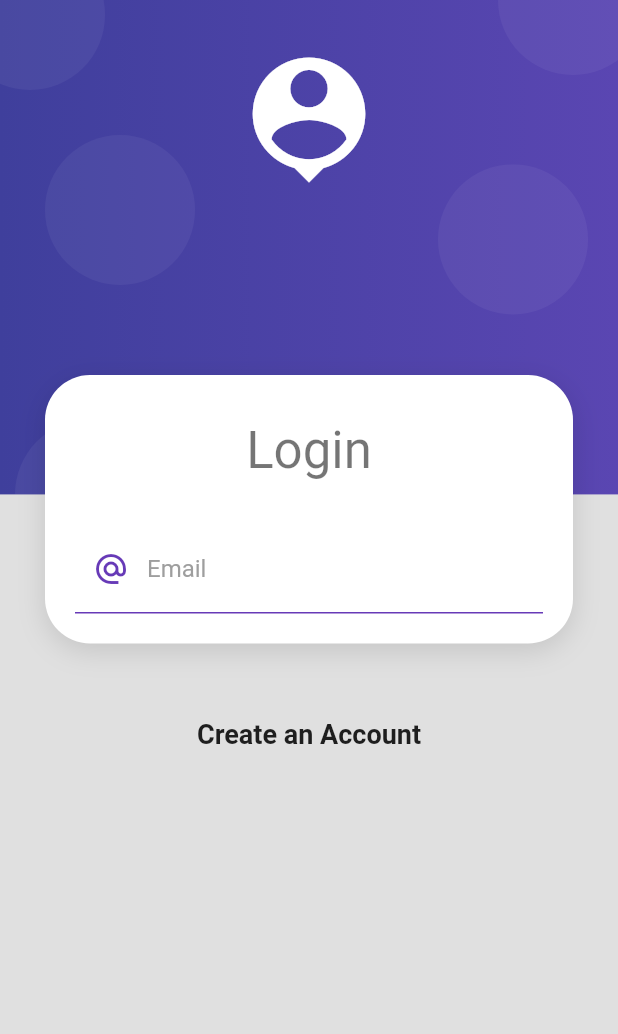
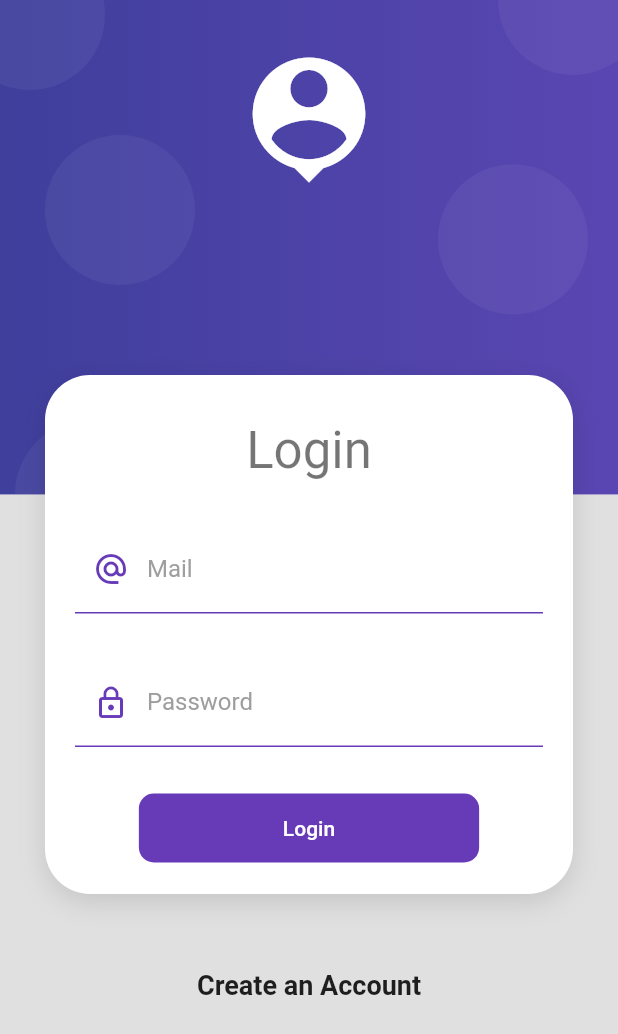
Before and after one commit to efeceve/products_app, a Flutter app: the screen it shows after launch, on a phone screen of 412 x 824 dp. Shown: the top 1034 px of the screen. Run offline on Flutter 3.47's test engine with Material 2 defaults, Android fonts, the phone set to English and light mode, and no system bars.

Commit message:
Inputs validators added

```diff
--- a/lib/screens/login_screen.dart
+++ b/lib/screens/login_screen.dart
@@ -1,4 +1,5 @@
 import 'package:flutter/material.dart';
+import 'package:products_app/ui/input_decorations.dart';
 import 'package:products_app/widgets/widgets.dart';
 
 class LoginScreen extends StatelessWidget {
@@ -32,7 +33,10 @@ class LoginScreen extends StatelessWidget {
             Text(
               'Create an Account',
               style: TextStyle(fontSize: 18, fontWeight: FontWeight.bold),
-            )
+            ),
+            SizedBox(
+              height: 50,
+            ),
           ],
         ),
       ),
@@ -45,32 +49,58 @@ class _LoginForm extends StatelessWidget {
   Widget build(BuildContext context) {
     return Container(
       child: Form(
+        autovalidateMode: AutovalidateMode.onUserInteraction,
         child: Column(
           children: [
             TextFormField(
               autocorrect: false,
               keyboardType: TextInputType.emailAddress,
-              decoration: InputDecoration(
-                  enabledBorder: UnderlineInputBorder(
-                    borderSide: BorderSide(
-                      color: Colors.deepPurple,
-                    ),
+              decoration: InputDecorations.authInputDecoration(
+                  hintText: 'john.perez@mail.com',
+                  labelText: 'Mail',
+                  prefixIcon: Icons.alternate_email_sharp),
+              validator: (value) {
+                String pattern =
+                    r'^(([^<>()[\]\\.,;:\s@\"]+(\.[^<>()[\]\\.,;:\s@\"]+)*)|(\".+\"))@((\[[0-9]{1,3}\.[0-9]{1,3}\.[0-9]{1,3}\.[0-9]{1,3}\])|(([a-zA-Z\-0-9]+\.)+[a-zA-Z]{2,}))$';
+                RegExp regExp = new RegExp(pattern);
+                return regExp.hasMatch(value ?? '')
+                    ? null
+                    : 'Mail is not valid';
+              },
+            ),
+            SizedBox(
+              height: 30,
+            ),
+            TextFormField(
+              autocorrect: false,
+              obscureText: true,
+              keyboardType: TextInputType.emailAddress,
+              decoration: InputDecorations.authInputDecoration(
+                  hintText: '******',
+                  labelText: 'Password',
+                  prefixIcon: Icons.lock_outline),
+              validator: (value) {
+                if (value != null && value.length >= 6) return null;
+                return 'Password must be, at least, 6 characters long';
+              },
+            ),
+            SizedBox(
+              height: 30,
+            ),
+            MaterialButton(
+                shape: RoundedRectangleBorder(
+                    borderRadius: BorderRadius.circular(10)),
+                disabledColor: Colors.grey,
+                elevation: 0,
+                color: Colors.deepPurple,
+                child: Container(
+                  padding: EdgeInsets.symmetric(horizontal: 80, vertical: 15),
+                  child: Text(
+                    'Login',
+                    style: TextStyle(color: Colors.white),
                   ),
-                  focusedBorder: UnderlineInputBorder(
-                      borderSide: BorderSide(
-                    color: Colors.deepPurple,
-                    width: 2,
-                  )),
-                  hintText: 'john@mail.com',
-                  labelText: 'Email',
-                  labelStyle: TextStyle(
-                    color: Colors.grey,
-                  ),
-                  prefixIcon: Icon(
-                    Icons.alternate_email_sharp,
-                    color: Colors.deepPurple,
-                  )),
-            ),
+                ),
+                onPressed: () {}),
           ],
         ),
       ),
--- /dev/null
+++ b/lib/ui/input_decorations.dart
@@ -0,0 +1,31 @@
+import 'package:flutter/material.dart';
+
+class InputDecorations {
+  static InputDecoration authInputDecoration(
+      {required String hintText,
+      required String labelText,
+      IconData? prefixIcon}) {
+    return InputDecoration(
+        enabledBorder: UnderlineInputBorder(
+          borderSide: BorderSide(
+            color: Colors.deepPurple,
+          ),
+        ),
+        focusedBorder: UnderlineInputBorder(
+            borderSide: BorderSide(
+          color: Colors.deepPurple,
+          width: 2,
+        )),
+        hintText: hintText,
+        labelText: labelText,
+        labelStyle: TextStyle(
+          color: Colors.grey,
+        ),
+        prefixIcon: prefixIcon != null
+            ? Icon(
+                prefixIcon,
+                color: Colors.deepPurple,
+              )
+            : null);
+  }
+}
```
